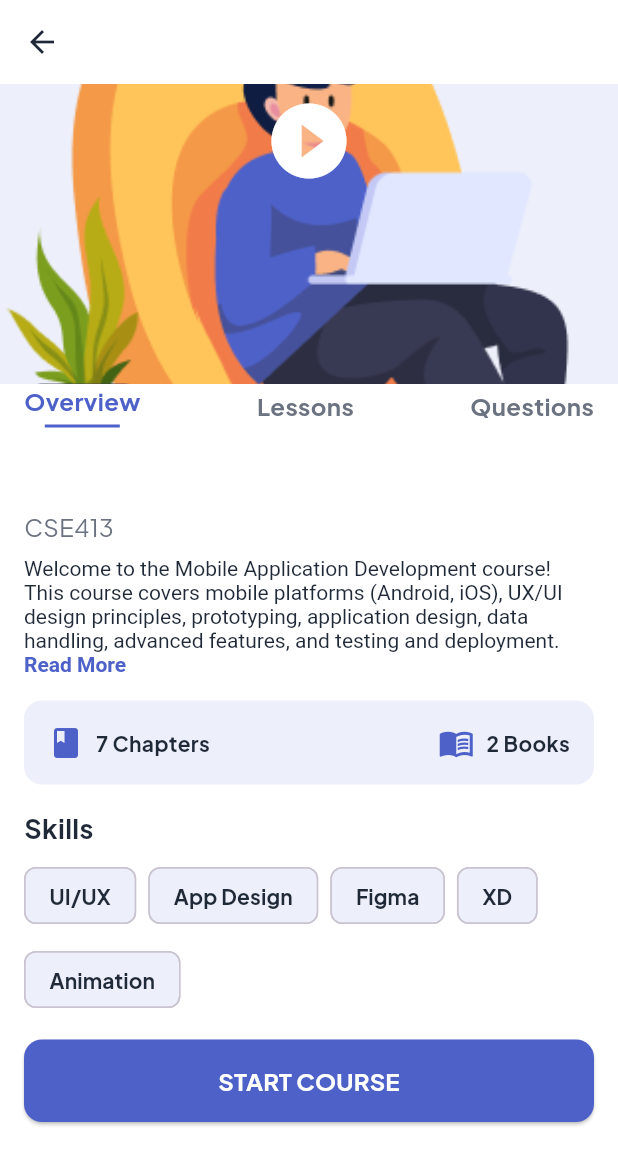
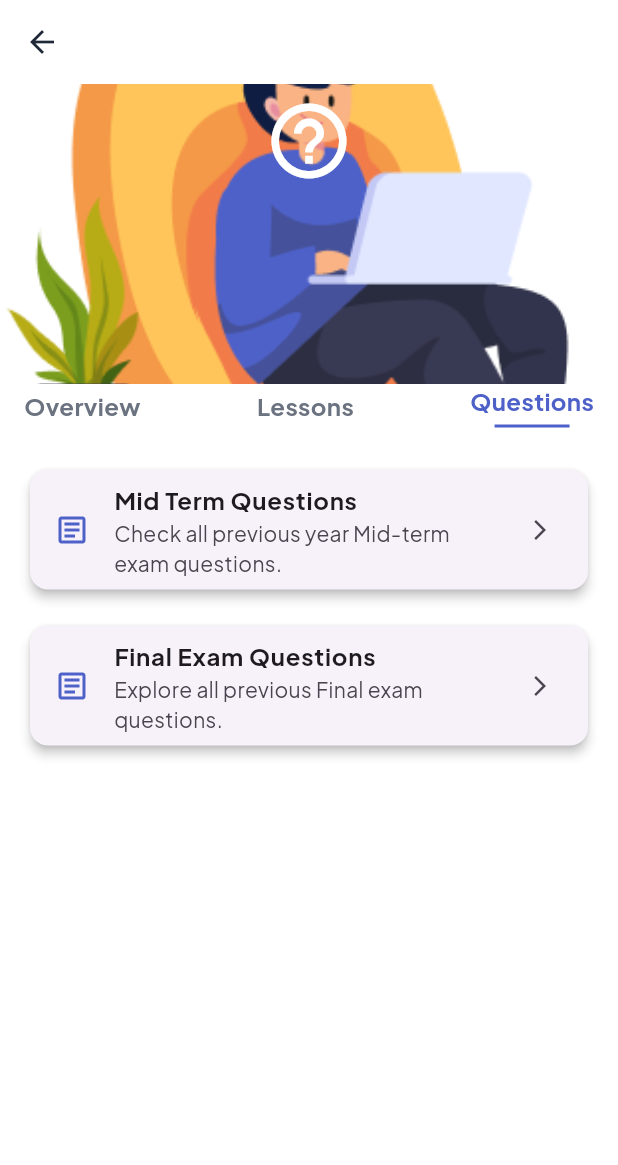
Before and after one commit to saif-pain/smart_learn, a Flutter app: the CourseDetailsPage screen opened directly with empty values, after a tap on "Questions", on a phone screen of 412 x 824 dp. Shown: the top 1165 px of the screen. Run offline on Flutter 3.47's test engine with Material 3 defaults, Android fonts, the light colour scheme and no system bars; our stand-ins replace firebase_auth, firebase_core, google_fonts, shared_preferences; accounts and stored records are empty.

Commit message:
adding question for both mid term and final

```diff
--- a/lib/screens/course_details_page.dart
+++ b/lib/screens/course_details_page.dart
@@ -1,6 +1,8 @@
 import 'package:flutter/material.dart';
 import 'package:smart_learn/core/app_colors.dart';
 import 'package:smart_learn/screens/lessons_page.dart';
+import 'package:smart_learn/screens/questions.dart';
+
 
 class CourseDetailsPage extends StatelessWidget {
   final String title;
@@ -80,8 +82,10 @@ class CourseDetailsPage extends StatelessWidget {
       child: Row(
         mainAxisAlignment: MainAxisAlignment.spaceBetween,
         children: [
-          _buildTabItem('Overview', isSelected: true, onTap: () {}),
-          _buildTabItem('Lessons', isSelected: false, onTap: () {
+          _buildTabItem('Overview',
+              isSelected: true, onTap: () {}),
+          _buildTabItem('Lessons', isSelected: false,
+              onTap: () {
             Navigator.push(
               context,
               MaterialPageRoute(
@@ -91,11 +95,22 @@ class CourseDetailsPage extends StatelessWidget {
               ),
             );
           }),
-          _buildTabItem('Questions', isSelected: false, onTap: () {}),
+          _buildTabItem('Questions', isSelected: false,
+              onTap: () {
+            Navigator.push(
+              context,
+              MaterialPageRoute(
+                builder: (context) => QuestionsPage(
+                  title: title,
+                ),
+              ),
+            );
+          }),
         ],
       ),
     );
   }
+
 
   Widget _buildTabItem(String title, {required bool isSelected, required VoidCallback onTap}) {
     return GestureDetector(
--- /dev/null
+++ b/lib/screens/questions.dart
@@ -0,0 +1,186 @@
+import 'package:flutter/material.dart';
+import 'package:smart_learn/core/app_colors.dart';
+import 'package:smart_learn/screens/lessons_page.dart';
+import 'package:smart_learn/screens/que_page.dart';
+
+class QuestionsPage extends StatelessWidget {
+  final String title;
+
+  const QuestionsPage({Key? key, required this.title})
+      : super(key: key);
+
+  @override
+  Widget build(BuildContext context) {
+    return Scaffold(
+      backgroundColor: Colors.white,
+      appBar: AppBar(
+        backgroundColor: Colors.white,
+        elevation: 0,
+        leading: IconButton(
+          icon: const Icon(Icons.arrow_back,
+              color: AppColors.textPrimary),
+          onPressed: () => Navigator.pop(context),
+        ),
+        title: Text(
+          title,
+          style:
+              const TextStyle(color: AppColors.textPrimary),
+        ),
+      ),
+      body: SingleChildScrollView(
+        child: Column(
+          crossAxisAlignment: CrossAxisAlignment.start,
+          children: [
+            _buildCourseBanner(),
+            _buildTabBar(context),
+            const SizedBox(height: 16),
+            _buildQuestionCard(
+              title: 'Mid Term Questions',
+              subtitle:
+                  'Check all previous year Mid-term exam questions.',
+              onTap: () {
+                Navigator.push(
+                  context,
+                  MaterialPageRoute(
+                    builder: (context) =>
+                        const MidTermQuestionsPage(),
+                  ),
+                );
+
+              },
+            ),
+            _buildQuestionCard(
+              title: 'Final Exam Questions',
+              subtitle:
+                  'Explore all previous Final exam questions.',
+              onTap: () {
+                Navigator.push(
+                  context,
+                  MaterialPageRoute(
+                    builder: (context) =>
+                        const FinalExamQuestionsPage(),
+                  ),
+                );
+
+              },
+            ),
+          ],
+        ),
+      ),
+    );
+  }
+
+  Widget _buildCourseBanner() {
+    return Stack(
+      children: [
+        Container(
+          width: double.infinity,
+          height: 200,
+          decoration: const BoxDecoration(
+            image: DecorationImage(
+              image: AssetImage(
+                  'assets/images/onboarding1.png'),
+              fit: BoxFit.cover,
+            ),
+          ),
+        ),
+        Center(
+          child: IconButton(
+            icon: const Icon(Icons.help_outline,
+                color: Colors.white, size: 60),
+            onPressed: () {
+
+            },
+          ),
+        ),
+      ],
+    );
+  }
+
+  Widget _buildTabBar(BuildContext context) {
+    return Padding(
+      padding: const EdgeInsets.symmetric(horizontal: 16),
+      child: Row(
+        mainAxisAlignment: MainAxisAlignment.spaceBetween,
+        children: [
+          _buildTabItem('Overview', isSelected: false,
+              onTap: () {
+            Navigator.pop(
+                context);
+          }),
+          _buildTabItem('Lessons', isSelected: false,
+              onTap: () {
+            Navigator.push(
+              context,
+              MaterialPageRoute(
+                builder: (context) => LessonsPage(
+                  title: title,
+                ),
+              ),
+            );
+          }),
+          _buildTabItem('Questions',
+              isSelected: true, onTap: () {}),
+        ],
+      ),
+    );
+  }
+
+  Widget _buildTabItem(String title,
+      {required bool isSelected,
+      required VoidCallback onTap}) {
+    return GestureDetector(
+      onTap: onTap,
+      child: Column(
+        children: [
+          Text(
+            title,
+            style: TextStyle(
+              fontSize: 16,
+              fontWeight: FontWeight.bold,
+              color: isSelected
+                  ? AppColors.primary
+                  : AppColors.textSecondary,
+            ),
+          ),
+          if (isSelected)
+            Container(
+              margin: const EdgeInsets.only(top: 4),
+              height: 2,
+              width: 50,
+              color: AppColors.primary,
+            ),
+        ],
+      ),
+    );
+  }
+
+  Widget _buildQuestionCard({
+    required String title,
+    required String subtitle,
+    required VoidCallback onTap,
+  }) {
+    return Padding(
+      padding: const EdgeInsets.symmetric(
+          horizontal: 16, vertical: 8),
+      child: Card(
+        elevation: 3,
+        shape: RoundedRectangleBorder(
+            borderRadius: BorderRadius.circular(12)),
+        child: ListTile(
+          leading: const Icon(Icons.article_outlined,
+              color: AppColors.primary),
+          title: Text(
+            title,
+            style: const TextStyle(
+                fontWeight: FontWeight.bold),
+          ),
+          subtitle: Text(subtitle),
+          trailing:
+              const Icon(Icons.arrow_forward_ios, size: 16),
+          onTap: onTap,
+        ),
+      ),
+    );
+  }
+}
```
Also changed, not shown: lib/screens/que_page.dart (added, +268 -0 lines), assets/images/final.png (added), assets/images/que.jpg (added), 125 other files.
